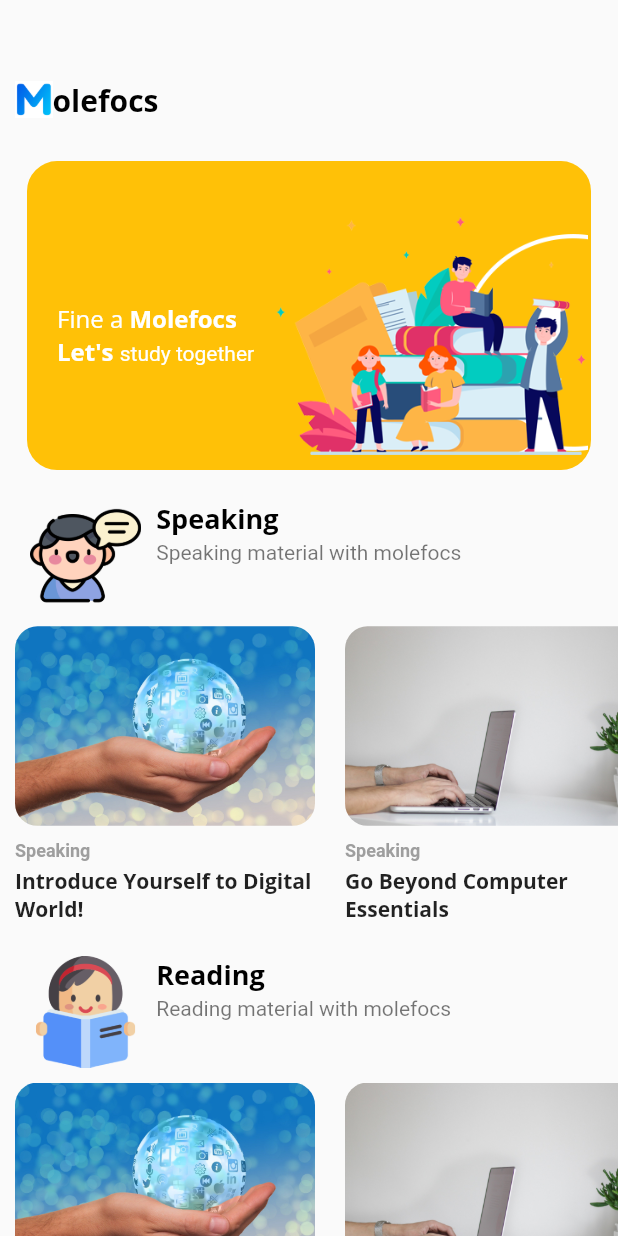
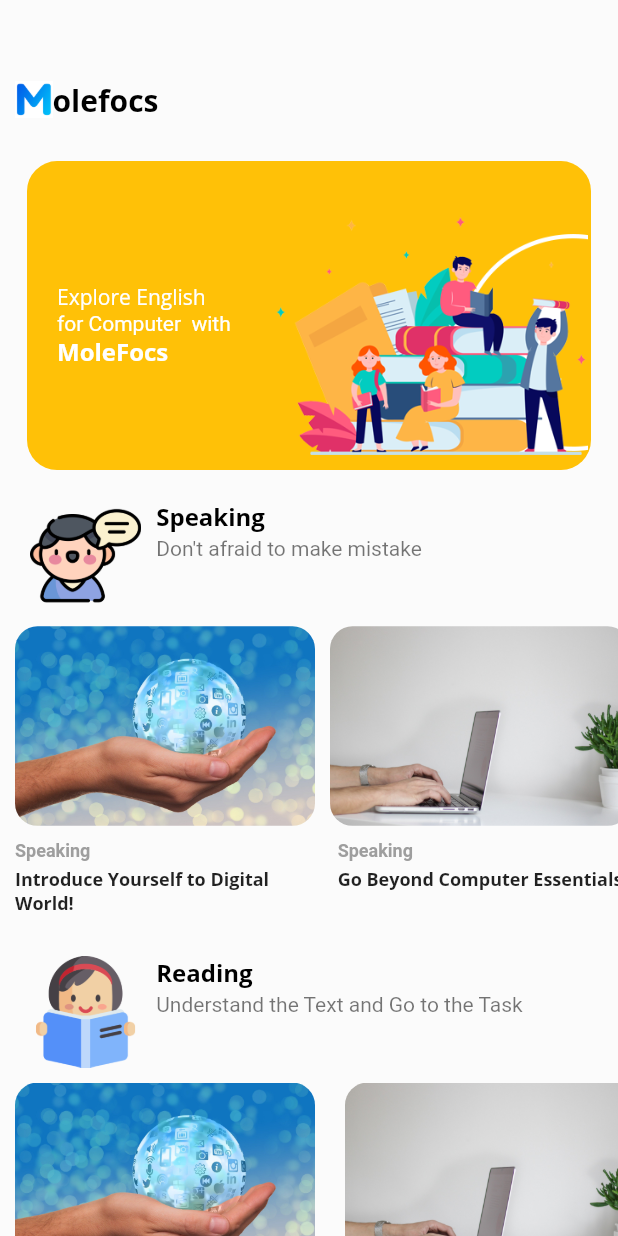
Before and after one commit to udibaraid/molefocs, a Flutter app: the screen it shows after launch, on a phone screen of 412 x 824 dp. Run offline on Flutter 3.47's test engine with Material 2 defaults, Android fonts, the light colour scheme and no system bars; missing offline and left inert: syncfusion_flutter_pdfviewer; Roboto replaces fonts that are missing (OpenSans Normal, OpenSans Reguler).

Commit message:
information_update

```diff
--- a/lib/model/reading_model.dart
+++ b/lib/model/reading_model.dart
@@ -43,7 +43,7 @@
   ),
   Reading(
     name: "Let’s go to Bright Future in IT Jobs",
-    image: "assets/images/home_img_speaking7.jpg",
+    image: "assets/images/img_speaking7.jpg",
     desc: "assets/pdf/reading1.pdf",
   ),
 ];
--- a/lib/presentation/home/homepage.dart
+++ b/lib/presentation/home/homepage.dart
@@ -26,6 +26,8 @@
     return Scaffold(
       body: SingleChildScrollView(
         scrollDirection: Axis.vertical,
+        child: Container(
+          color: Colors.white10,
           child: Column(
             children: const <Widget>[
               HeaderWidget(),
@@ -39,8 +41,12 @@
               TitleLangfoc(),
               LangfocHome(),
               TitleWriting(),
-            WritingHome()
+              WritingHome(),
+              SizedBox(
+                height: 10.0,
+              )
             ],
+          ),
         ),
       ),
     );
--- a/lib/presentation/widgets/card_menuitem_langfoc.dart
+++ b/lib/presentation/widgets/card_menuitem_langfoc.dart
@@ -49,7 +49,7 @@
                   crossAxisAlignment: CrossAxisAlignment.start,
                   children: [
                     const Text(
-                      "Speaking",
+                      "Languange Focus",
                       style: TextStyle(
                           fontSize: 12,
                           fontWeight: FontWeight.w600,
@@ -63,7 +63,7 @@
                       lfc[widget.index1].name,
                       style: const TextStyle(
                         fontFamily: "OpenSans Bold",
-                        fontSize: 14,
+                        fontSize: 12,
                       ),
                     )
                   ],
--- a/lib/presentation/widgets/card_menuitem_listening.dart
+++ b/lib/presentation/widgets/card_menuitem_listening.dart
@@ -49,7 +49,7 @@
                   crossAxisAlignment: CrossAxisAlignment.start,
                   children: [
                     const Text(
-                      "Speaking",
+                      "Listening",
                       style: TextStyle(
                           fontSize: 12,
                           fontWeight: FontWeight.w600,
@@ -63,7 +63,7 @@
                       lst[widget.index1].name,
                       style: const TextStyle(
                         fontFamily: "OpenSans Bold",
-                        fontSize: 14,
+                        fontSize: 12,
                       ),
                     )
                   ],
--- a/lib/presentation/widgets/card_menuitem_reading.dart
+++ b/lib/presentation/widgets/card_menuitem_reading.dart
@@ -47,7 +47,7 @@
                   crossAxisAlignment: CrossAxisAlignment.start,
                   children: [
                     const Text(
-                      "Speaking",
+                      "Reading",
                       style: TextStyle(
                           fontSize: 12,
                           fontWeight: FontWeight.w600,
@@ -61,7 +61,7 @@
                       rdg[widget.index1].name,
                       style: const TextStyle(
                         fontFamily: "OpenSans Bold",
-                        fontSize: 14,
+                        fontSize: 12,
                       ),
                     )
                   ],
--- a/lib/presentation/widgets/card_menuitem_speaking.dart
+++ b/lib/presentation/widgets/card_menuitem_speaking.dart
@@ -17,7 +17,7 @@
   Widget build(BuildContext context) {
     return Container(
       width: 200,
-      margin: const EdgeInsets.only(right: 20),
+      margin: const EdgeInsets.only(right: 10),
       child: GestureDetector(
         onTap: () {
           Navigator.push(
@@ -61,7 +61,7 @@
                       spk[widget.index1].name,
                       style: const TextStyle(
                         fontFamily: "OpenSans Bold",
-                        fontSize: 14,
+                        fontSize: 12,
                       ),
                     )
                   ],
--- a/lib/presentation/widgets/card_menuitem_writing.dart
+++ b/lib/presentation/widgets/card_menuitem_writing.dart
@@ -60,7 +60,7 @@
                       wrt[widget.index1].name,
                       style: const TextStyle(
                         fontFamily: "OpenSans Bold",
-                        fontSize: 14,
+                        fontSize: 12,
                       ),
                     )
                   ],
--- a/lib/presentation/widgets/information_widget.dart
+++ b/lib/presentation/widgets/information_widget.dart
@@ -35,24 +35,24 @@
             padding: const EdgeInsets.all(8.0),
             child: RichText(
                 text: const TextSpan(
-                    text: "Fine a",
+                    text: "Explore English",
                     style: TextStyle(
                         fontFamily: "OpenSans Regular",
                         color: Colors.white,
-                        fontSize: 16),
+                        fontSize: 14),
                     children: [
                   TextSpan(
-                      text: " Molefocs \nLet's ",
+                      text: "\nfor Computer  with",
+                      style: TextStyle(
+                          color: Colors.white,
+                          fontFamily: "OpenSans Reguler",
+                          fontSize: 14)),
+                  TextSpan(
+                      text: "\nMoleFocs",
                       style: TextStyle(
                           color: Colors.white,
                           fontFamily: "OpenSans Bold",
                           fontSize: 16)),
-                  TextSpan(
-                      text: "study together",
-                      style: TextStyle(
-                          color: Colors.white,
-                          fontFamily: "OpenSans Reguler",
-                          fontSize: 14))
                 ])),
           ),
         )
--- a/lib/presentation/widgets/title_langfoc_widget.dart
+++ b/lib/presentation/widgets/title_langfoc_widget.dart
@@ -24,17 +24,17 @@
                   crossAxisAlignment: CrossAxisAlignment.start,
                   children: const <Widget>[
                     Text(
-                      "Languange Fokus",
+                      "Languange Focus",
                       style: TextStyle(
                           fontFamily: "OpenSans Bold",
                           color: Colors.black,
-                          fontSize: 18),
+                          fontSize: 16),
                     ),
                     SizedBox(
                       height: 2.0,
                     ),
                     Text(
-                      "Languange Fokus material with molefocs",
+                      "Feel the Rythm of Language System",
                       style: TextStyle(
                           fontFamily: "OpenSans Reguler",
                           color: Colors.black54,
--- a/lib/presentation/widgets/title_listening_widget.dart
+++ b/lib/presentation/widgets/title_listening_widget.dart
@@ -28,13 +28,13 @@
                       style: TextStyle(
                           fontFamily: "OpenSans Bold",
                           color: Colors.black,
-                          fontSize: 18),
+                          fontSize: 16),
                     ),
                     SizedBox(
                       height: 2.0,
                     ),
                     Text(
-                      "Listening material with molefocs",
+                      "Focus and Fill your Mind with Vocabs",
                       style: TextStyle(
                           fontFamily: "OpenSans Reguler",
                           color: Colors.black54,
--- a/lib/presentation/widgets/title_reading_widget.dart
+++ b/lib/presentation/widgets/title_reading_widget.dart
@@ -28,13 +28,13 @@
                       style: TextStyle(
                           fontFamily: "OpenSans Bold",
                           color: Colors.black,
-                          fontSize: 18),
+                          fontSize: 16),
                     ),
                     SizedBox(
                       height: 2.0,
                     ),
                     Text(
-                      "Reading material with molefocs",
+                      "Understand the Text and Go to the Task",
                       style: TextStyle(
                           fontFamily: "OpenSans Reguler",
                           color: Colors.black54,
--- a/lib/presentation/widgets/title_speaking_widget.dart
+++ b/lib/presentation/widgets/title_speaking_widget.dart
@@ -28,13 +28,13 @@
                       style: TextStyle(
                           fontFamily: "OpenSans Bold",
                           color: Colors.black,
-                          fontSize: 18),
+                          fontSize: 16),
                     ),
                     SizedBox(
                       height: 2.0,
                     ),
                     Text(
-                      "Speaking material with molefocs",
+                      "Don't afraid to make mistake",
                       style: TextStyle(
                           fontFamily: "OpenSans Reguler",
                           color: Colors.black54,
--- a/lib/presentation/widgets/title_writing_widget.dart
+++ b/lib/presentation/widgets/title_writing_widget.dart
@@ -28,13 +28,13 @@
                       style: TextStyle(
                           fontFamily: "OpenSans Bold",
                           color: Colors.black,
-                          fontSize: 18),
+                          fontSize: 16),
                     ),
                     SizedBox(
                       height: 2.0,
                     ),
                     Text(
-                      "Writing material with molefocs",
+                      "Feel Free to Dance your Finger with Letters",
                       style: TextStyle(
                           fontFamily: "OpenSans Reguler",
                           color: Colors.black54,
```
Lines whose indentation alone changed are shown as unchanged.
